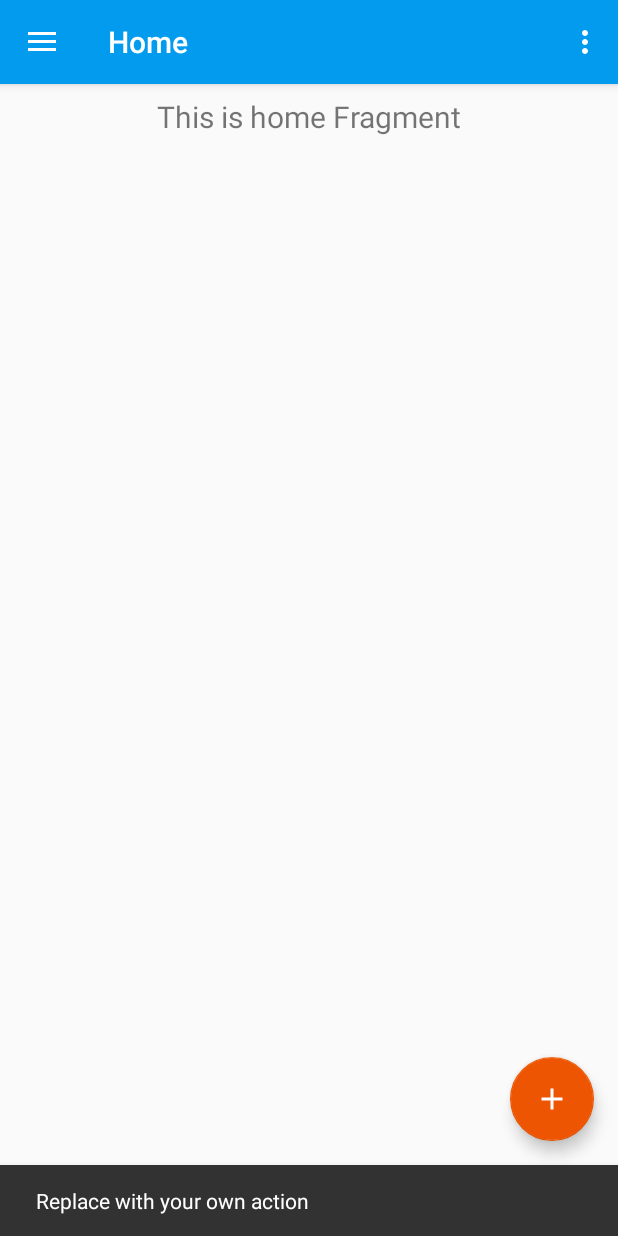
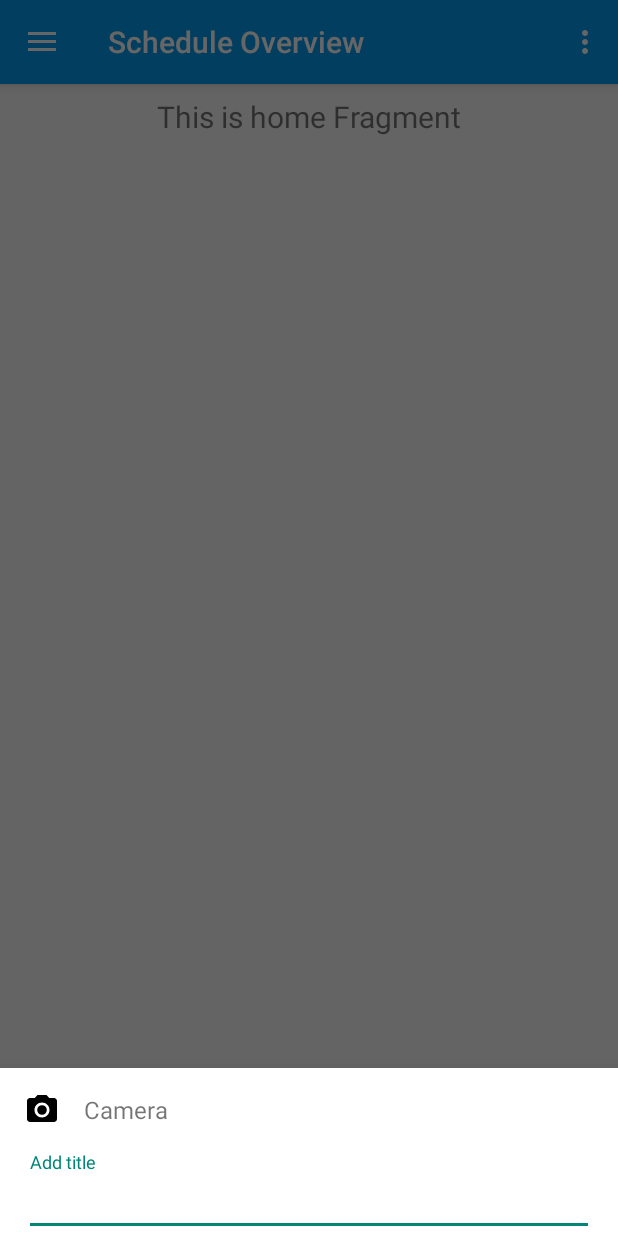
Before and after one commit to Viperinius/CalAppo, an Android app: the screen it shows after launch (MainActivity), after a tap on an icon or button, on a phone screen of 412 x 824 dp. Run offline under Robolectric (Android 15) with nearby library versions, the phone set to English and light mode, and no system bars; our stand-ins replace navigation-ui.

Commit message:
changed items in nav drawer and added dialog for FAB
Signed-off-by: Viperinius <41393831+Viperinius@users.noreply.github.com>

```diff
--- a/kotlin/CalAppo/app/src/main/java/com/viperinius/calappo/MainActivity.kt
+++ b/kotlin/CalAppo/app/src/main/java/com/viperinius/calappo/MainActivity.kt
@@ -13,6 +13,7 @@ import com.google.android.material.navigation.NavigationView
 import androidx.appcompat.app.AppCompatActivity
 import androidx.appcompat.widget.Toolbar
 import android.view.Menu
+import com.viperinius.calappo.ui.newAppointment.NewAppointmentFragment
 
 class MainActivity : AppCompatActivity() {
 
@@ -25,9 +26,9 @@ class MainActivity : AppCompatActivity() {
         setSupportActionBar(toolbar)
 
         val fab: FloatingActionButton = findViewById(R.id.fab)
-        fab.setOnClickListener { view ->
-            Snackbar.make(view, "Replace with your own action", Snackbar.LENGTH_LONG)
-                .setAction("Action", null).show()
+        val newAppointmentFragment: NewAppointmentFragment = NewAppointmentFragment()
+        fab.setOnClickListener {
+            newAppointmentFragment.show(supportFragmentManager, newAppointmentFragment.tag)
         }
         val drawerLayout: DrawerLayout = findViewById(R.id.drawer_layout)
         val navView: NavigationView = findViewById(R.id.nav_view)
@@ -36,8 +37,8 @@ class MainActivity : AppCompatActivity() {
         // menu should be considered as top level destinations.
         appBarConfiguration = AppBarConfiguration(
             setOf(
-                R.id.nav_home, R.id.nav_gallery, R.id.nav_slideshow,
-                R.id.nav_tools, R.id.nav_share, R.id.nav_send
+                R.id.nav_overview, R.id.nav_day, R.id.nav_week,
+                R.id.nav_month, R.id.nav_default_cal, R.id.nav_send
             ), drawerLayout
         )
         setupActionBarWithNavController(navController, appBarConfiguration)
--- a/kotlin/CalAppo/app/src/main/java/com/viperinius/calappo/ui/home/HomeFragment.kt
+++ /dev/null
@@ -1,31 +0,0 @@
-package com.viperinius.calappo.ui.home
-
-import android.os.Bundle
-import android.view.LayoutInflater
-import android.view.View
-import android.view.ViewGroup
-import android.widget.TextView
-import androidx.fragment.app.Fragment
-import androidx.lifecycle.Observer
-import androidx.lifecycle.ViewModelProviders
-import com.viperinius.calappo.R
-
-class HomeFragment : Fragment() {
-
-    private lateinit var homeViewModel: HomeViewModel
-
-    override fun onCreateView(
-        inflater: LayoutInflater,
-        container: ViewGroup?,
-        savedInstanceState: Bundle?
-    ): View? {
-        homeViewModel =
-            ViewModelProviders.of(this).get(HomeViewModel::class.java)
-        val root = inflater.inflate(R.layout.fragment_home, container, false)
-        val textView: TextView = root.findViewById(R.id.text_home)
-        homeViewModel.text.observe(this, Observer {
-            textView.text = it
-        })
-        return root
-    }
-}
--- a/kotlin/CalAppo/app/src/main/java/com/viperinius/calappo/ui/home/HomeViewModel.kt
+++ /dev/null
@@ -1,13 +0,0 @@
-package com.viperinius.calappo.ui.home
-
-import androidx.lifecycle.LiveData
-import androidx.lifecycle.MutableLiveData
-import androidx.lifecycle.ViewModel
-
-class HomeViewModel : ViewModel() {
-
-    private val _text = MutableLiveData<String>().apply {
-        value = "This is home Fragment"
-    }
-    val text: LiveData<String> = _text
-}
--- /dev/null
+++ b/kotlin/CalAppo/app/src/main/java/com/viperinius/calappo/ui/newAppointment/NewAppointmentFragment.kt
@@ -0,0 +1,43 @@
+package com.viperinius.calappo.ui.newAppointment
+
+import android.os.Bundle
+import android.view.LayoutInflater
+import android.view.View
+import android.view.ViewGroup
+import android.widget.TextView
+import android.widget.Toast
+import androidx.lifecycle.Observer
+import androidx.lifecycle.ViewModelProviders
+import com.google.android.material.bottomsheet.BottomSheetDialogFragment
+import com.viperinius.calappo.R
+import kotlinx.android.synthetic.main.fragment_appointment.*
+
+class NewAppointmentFragment : BottomSheetDialogFragment() {
+
+    private lateinit var newAppointmentViewModel: NewAppointmentViewModel
+    private var fragmentView: View? = null
+
+    override fun onCreate(savedInstanceState: Bundle?) {
+        super.onCreate(savedInstanceState)
+    }
+
+    override fun onCreateView(
+        inflater: LayoutInflater,
+        container: ViewGroup?,
+        savedInstanceState: Bundle?
+    ): View? {
+        fragmentView = inflater.inflate(R.layout.fragment_appointment, container, false)
+        return fragmentView
+    }
+
+    override fun onViewCreated(view: View, savedInstanceState: Bundle?) {
+        super.onViewCreated(view, savedInstanceState)
+        initView()
+    }
+
+    private fun initView() {
+        text_Bottom1.setOnClickListener {
+            Toast.makeText(context, "TEXT", Toast.LENGTH_SHORT).show()
+        }
+    }
+}
--- /dev/null
+++ b/kotlin/CalAppo/app/src/main/java/com/viperinius/calappo/ui/newAppointment/NewAppointmentViewModel.kt
@@ -0,0 +1,4 @@
+package com.viperinius.calappo.ui.newAppointment
+
+class NewAppointmentViewModel {
+}
--- /dev/null
+++ b/kotlin/CalAppo/app/src/main/java/com/viperinius/calappo/ui/overview/OverviewFragment.kt
@@ -0,0 +1,31 @@
+package com.viperinius.calappo.ui.overview
+
+import android.os.Bundle
+import android.view.LayoutInflater
+import android.view.View
+import android.view.ViewGroup
+import android.widget.TextView
+import androidx.fragment.app.Fragment
+import androidx.lifecycle.Observer
+import androidx.lifecycle.ViewModelProviders
+import com.viperinius.calappo.R
+
+class OverviewFragment : Fragment() {
+
+    private lateinit var overviewViewModel: OverviewViewModel
+
+    override fun onCreateView(
+        inflater: LayoutInflater,
+        container: ViewGroup?,
+        savedInstanceState: Bundle?
+    ): View? {
+        overviewViewModel =
+            ViewModelProviders.of(this).get(OverviewViewModel::class.java)
+        val root = inflater.inflate(R.layout.fragment_overview, container, false)
+        val textView: TextView = root.findViewById(R.id.text_home)
+        overviewViewModel.text.observe(this, Observer {
+            textView.text = it
+        })
+        return root
+    }
+}
--- /dev/null
+++ b/kotlin/CalAppo/app/src/main/java/com/viperinius/calappo/ui/overview/OverviewViewModel.kt
@@ -0,0 +1,13 @@
+package com.viperinius.calappo.ui.overview
+
+import androidx.lifecycle.LiveData
+import androidx.lifecycle.MutableLiveData
+import androidx.lifecycle.ViewModel
+
+class OverviewViewModel : ViewModel() {
+
+    private val _text = MutableLiveData<String>().apply {
+        value = "This is home Fragment"
+    }
+    val text: LiveData<String> = _text
+}
--- /dev/null
+++ b/kotlin/CalAppo/app/src/main/res/drawable/ic_view_agenda_black_24dp.xml
@@ -0,0 +1,9 @@
+<vector xmlns:android="http://schemas.android.com/apk/res/android"
+        android:width="24dp"
+        android:height="24dp"
+        android:viewportWidth="24.0"
+        android:viewportHeight="24.0">
+    <path
+        android:fillColor="#FF000000"
+        android:pathData="M20,13L3,13c-0.55,0 -1,0.45 -1,1v6c0,0.55 0.45,1 1,1h17c0.55,0 1,-0.45 1,-1v-6c0,-0.55 -0.45,-1 -1,-1zM20,3L3,3c-0.55,0 -1,0.45 -1,1v6c0,0.55 0.45,1 1,1h17c0.55,0 1,-0.45 1,-1L21,4c0,-0.55 -0.45,-1 -1,-1z"/>
+</vector>
--- /dev/null
+++ b/kotlin/CalAppo/app/src/main/res/drawable/ic_view_day_black_24dp.xml
@@ -0,0 +1,9 @@
+<vector xmlns:android="http://schemas.android.com/apk/res/android"
+        android:width="24dp"
+        android:height="24dp"
+        android:viewportWidth="24.0"
+        android:viewportHeight="24.0">
+    <path
+        android:fillColor="#FF000000"
+        android:pathData="M2,21h19v-3H2v3zM20,8H3c-0.55,0 -1,0.45 -1,1v6c0,0.55 0.45,1 1,1h17c0.55,0 1,-0.45 1,-1V9c0,-0.55 -0.45,-1 -1,-1zM2,3v3h19V3H2z"/>
+</vector>
--- /dev/null
+++ b/kotlin/CalAppo/app/src/main/res/drawable/ic_view_module_black_24dp.xml
@@ -0,0 +1,9 @@
+<vector xmlns:android="http://schemas.android.com/apk/res/android"
+        android:width="24dp"
+        android:height="24dp"
+        android:viewportWidth="24.0"
+        android:viewportHeight="24.0">
+    <path
+        android:fillColor="#FF000000"
+        android:pathData="M4,11h5L9,5L4,5v6zM4,18h5v-6L4,12v6zM10,18h5v-6h-5v6zM16,18h5v-6h-5v6zM10,11h5L15,5h-5v6zM16,5v6h5L21,5h-5z"/>
+</vector>
--- /dev/null
+++ b/kotlin/CalAppo/app/src/main/res/drawable/ic_view_week_black_24dp.xml
@@ -0,0 +1,9 @@
+<vector xmlns:android="http://schemas.android.com/apk/res/android"
+        android:width="24dp"
+        android:height="24dp"
+        android:viewportWidth="24.0"
+        android:viewportHeight="24.0">
+    <path
+        android:fillColor="#FF000000"
+        android:pathData="M6,5L3,5c-0.55,0 -1,0.45 -1,1v12c0,0.55 0.45,1 1,1h3c0.55,0 1,-0.45 1,-1L7,6c0,-0.55 -0.45,-1 -1,-1zM20,5h-3c-0.55,0 -1,0.45 -1,1v12c0,0.55 0.45,1 1,1h3c0.55,0 1,-0.45 1,-1L21,6c0,-0.55 -0.45,-1 -1,-1zM13,5h-3c-0.55,0 -1,0.45 -1,1v12c0,0.55 0.45,1 1,1h3c0.55,0 1,-0.45 1,-1L14,6c0,-0.55 -0.45,-1 -1,-1z"/>
+</vector>
--- /dev/null
+++ b/kotlin/CalAppo/app/src/main/res/layout/fragment_appointment.xml
@@ -0,0 +1,49 @@
+<?xml version="1.0" encoding="utf-8"?>
+<androidx.constraintlayout.widget.ConstraintLayout xmlns:android="http://schemas.android.com/apk/res/android"
+    android:layout_width="match_parent"
+    android:layout_height="wrap_content"
+    xmlns:app="http://schemas.android.com/apk/res-auto"
+    android:id="@+id/bottom_sheet"
+    android:background="@android:color/white"
+    app:behavior_peekHeight="56dp"
+    app:layout_behavior="@string/bottom_sheet_behavior">
+
+    <LinearLayout
+        android:layout_width="match_parent"
+        android:layout_height="match_parent"
+        android:orientation="vertical">
+
+        <TextView
+            android:id="@+id/text_Bottom1"
+            android:layout_width="match_parent"
+            android:layout_height="wrap_content"
+            android:fontFamily="sans-serif"
+            android:padding="16dp"
+            android:gravity="center_vertical"
+            android:drawablePadding="16dp"
+            android:drawableLeft="@drawable/ic_menu_camera"
+            android:drawableStart="@drawable/ic_menu_camera"
+            android:text="Camera"
+            android:textSize="16sp"/>
+
+        <com.google.android.material.textfield.TextInputLayout
+            android:layout_width="match_parent"
+            android:layout_height="wrap_content"
+            android:gravity="center_vertical"
+            android:paddingLeft="@dimen/activity_horizontal_margin"
+            android:paddingRight="@dimen/activity_horizontal_margin"
+            android:hint="@string/hint_title">
+
+            <com.google.android.material.textfield.TextInputEditText
+                android:layout_width="match_parent"
+                android:layout_height="wrap_content" />
+        </com.google.android.material.textfield.TextInputLayout>
+
+
+    </LinearLayout>
+
+
+
+
+
+</androidx.constraintlayout.widget.ConstraintLayout>
--- a/kotlin/CalAppo/app/src/main/res/layout/fragment_home.xml
+++ /dev/null
@@ -1,19 +0,0 @@
-<?xml version="1.0" encoding="utf-8"?>
-<androidx.constraintlayout.widget.ConstraintLayout xmlns:android="http://schemas.android.com/apk/res/android"
-    xmlns:app="http://schemas.android.com/apk/res-auto"
-    android:layout_width="match_parent"
-    android:layout_height="match_parent">
-
-    <TextView
-        android:id="@+id/text_home"
-        android:layout_width="match_parent"
-        android:layout_height="wrap_content"
-        android:layout_marginStart="8dp"
-        android:layout_marginTop="8dp"
-        android:layout_marginEnd="8dp"
-        android:textAlignment="center"
-        android:textSize="20sp"
-        app:layout_constraintEnd_toEndOf="parent"
-        app:layout_constraintStart_toStartOf="parent"
-        app:layout_constraintTop_toTopOf="parent" />
-</androidx.constraintlayout.widget.ConstraintLayout>
--- /dev/null
+++ b/kotlin/CalAppo/app/src/main/res/layout/fragment_overview.xml
@@ -0,0 +1,19 @@
+<?xml version="1.0" encoding="utf-8"?>
+<androidx.constraintlayout.widget.ConstraintLayout xmlns:android="http://schemas.android.com/apk/res/android"
+    xmlns:app="http://schemas.android.com/apk/res-auto"
+    android:layout_width="match_parent"
+    android:layout_height="match_parent">
+
+    <TextView
+        android:id="@+id/text_home"
+        android:layout_width="match_parent"
+        android:layout_height="wrap_content"
+        android:layout_marginStart="8dp"
+        android:layout_marginTop="8dp"
+        android:layout_marginEnd="8dp"
+        android:textAlignment="center"
+        android:textSize="20sp"
+        app:layout_constraintEnd_toEndOf="parent"
+        app:layout_constraintStart_toStartOf="parent"
+        app:layout_constraintTop_toTopOf="parent" />
+</androidx.constraintlayout.widget.ConstraintLayout>
--- a/kotlin/CalAppo/app/src/main/res/menu/activity_main_drawer.xml
+++ b/kotlin/CalAppo/app/src/main/res/menu/activity_main_drawer.xml
@@ -5,33 +5,33 @@
 
     <group android:checkableBehavior="single">
         <item
-            android:id="@+id/nav_home"
-            android:icon="@drawable/ic_menu_camera"
-            android:title="@string/menu_home" />
+            android:id="@+id/nav_overview"
+            android:icon="@drawable/ic_view_agenda_black_24dp"
+            android:title="@string/menu_overview" />
         <item
-            android:id="@+id/nav_gallery"
-            android:icon="@drawable/ic_menu_gallery"
-            android:title="@string/menu_gallery" />
+            android:id="@+id/nav_day"
+            android:icon="@drawable/ic_view_day_black_24dp"
+            android:title="@string/menu_day" />
         <item
-            android:id="@+id/nav_slideshow"
-            android:icon="@drawable/ic_menu_slideshow"
-            android:title="@string/menu_slideshow" />
+            android:id="@+id/nav_week"
+            android:icon="@drawable/ic_view_week_black_24dp"
+            android:title="@string/menu_week" />
         <item
-            android:id="@+id/nav_tools"
-            android:icon="@drawable/ic_menu_manage"
-            android:title="@string/menu_tools" />
+            android:id="@+id/nav_month"
+            android:icon="@drawable/ic_view_module_black_24dp"
+            android:title="@string/menu_month" />
     </group>
 
-    <item android:title="Communicate">
+    <item android:title="Calendars">
         <menu>
             <item
-                android:id="@+id/nav_share"
+                android:id="@+id/nav_default_cal"
                 android:icon="@drawable/ic_menu_share"
-                android:title="@string/menu_share" />
+                android:title="@string/menu_default_cal" />
             <item
                 android:id="@+id/nav_send"
                 android:icon="@drawable/ic_menu_send"
-                android:title="@string/menu_send" />
+                android:title="@string/menu_cal2" />
         </menu>
     </item>
 
--- a/kotlin/CalAppo/app/src/main/res/navigation/mobile_navigation.xml
+++ b/kotlin/CalAppo/app/src/main/res/navigation/mobile_navigation.xml
@@ -3,41 +3,41 @@
     xmlns:app="http://schemas.android.com/apk/res-auto"
     xmlns:tools="http://schemas.android.com/tools"
     android:id="@+id/mobile_navigation"
-    app:startDestination="@+id/nav_home">
+    app:startDestination="@+id/nav_overview">
 
     <fragment
-        android:id="@+id/nav_home"
-        android:name="com.viperinius.calappo.ui.home.HomeFragment"
-        android:label="@string/menu_home"
-        tools:layout="@layout/fragment_home" />
+        android:id="@+id/nav_overview"
+        android:name="com.viperinius.calappo.ui.overview.OverviewFragment"
+        android:label="@string/menu_overview"
+        tools:layout="@layout/fragment_overview" />
 
     <fragment
-        android:id="@+id/nav_gallery"
+        android:id="@+id/nav_day"
         android:name="com.viperinius.calappo.ui.gallery.GalleryFragment"
-        android:label="@string/menu_gallery"
+        android:label="@string/menu_day"
         tools:layout="@layout/fragment_gallery" />
 
     <fragment
-        android:id="@+id/nav_slideshow"
+        android:id="@+id/nav_week"
         android:name="com.viperinius.calappo.ui.slideshow.SlideshowFragment"
-        android:label="@string/menu_slideshow"
+        android:label="@string/menu_week"
         tools:layout="@layout/fragment_slideshow" />
 
     <fragment
-        android:id="@+id/nav_tools"
+        android:id="@+id/nav_month"
         android:name="com.viperinius.calappo.ui.tools.ToolsFragment"
-        android:label="@string/menu_tools"
+        android:label="@string/menu_month"
         tools:layout="@layout/fragment_tools" />
 
     <fragment
-        android:id="@+id/nav_share"
+        android:id="@+id/nav_default_cal"
         android:name="com.viperinius.calappo.ui.share.ShareFragment"
-        android:label="@string/menu_share"
+        android:label="@string/menu_default_cal"
         tools:layout="@layout/fragment_share" />
 
     <fragment
         android:id="@+id/nav_send"
         android:name="com.viperinius.calappo.ui.send.SendFragment"
-        android:label="@string/menu_send"
+        android:label="@string/menu_cal2"
         tools:layout="@layout/fragment_send" />
 </navigation>
--- a/kotlin/CalAppo/app/src/main/res/values/strings.xml
+++ b/kotlin/CalAppo/app/src/main/res/values/strings.xml
@@ -4,13 +4,17 @@
     <string name="navigation_drawer_close">Close navigation drawer</string>
     <string name="nav_header_title">@string/app_name</string>
     <string name="nav_header_subtitle">Connected to: SERVER</string>
-    <string name="nav_header_desc">Navigation header</string>
+    <string name="nav_header_desc">Small Calendar App</string>
     <string name="action_settings">Settings</string>
 
-    <string name="menu_home">Home</string>
-    <string name="menu_gallery">Gallery</string>
-    <string name="menu_slideshow">Slideshow</string>
-    <string name="menu_tools">Tools</string>
-    <string name="menu_share">Share</string>
-    <string name="menu_send">Send</string>
+    <string name="menu_overview">Schedule Overview</string>
+    <string name="menu_day">Day</string>
+    <string name="menu_week">Week</string>
+    <string name="menu_month">Month</string>
+    <string name="menu_default_cal">Default calendar</string>
+    <string name="menu_cal2">Calendar 2</string>
+
+    <!--new appointment modal-->
+    <string name="hint_title">Add title</string>
+
 </resources>
```
